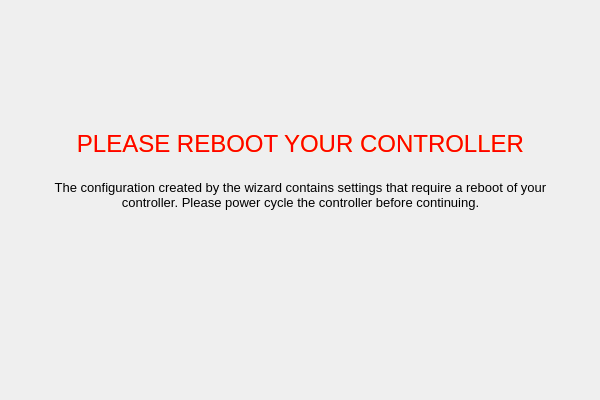
This is ground/openpilotgcs/src/plugins/setupwizard/pages/rebootpage.ui in openpilot/OpenPilot as Qt 5 draws it before an edit. The edited form follows.
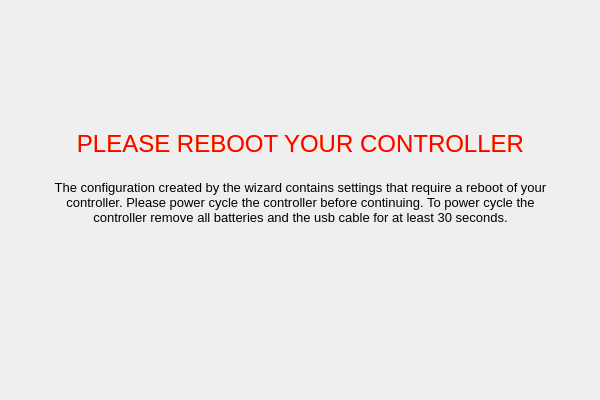
This is the edited form.

Commit message: OP-39 Changed to one single wizard button on the welcome page. KISS :)

```diff
--- a/ground/openpilotgcs/src/plugins/setupwizard/pages/rebootpage.ui
+++ b/ground/openpilotgcs/src/plugins/setupwizard/pages/rebootpage.ui
@@ -42,7 +42,7 @@
      <x>50</x>
      <y>180</y>
      <width>501</width>
-     <height>61</height>
+     <height>71</height>
     </rect>
    </property>
    <property name="text">
@@ -50,7 +50,7 @@
 &lt;html&gt;&lt;head&gt;&lt;meta name=&quot;qrichtext&quot; content=&quot;1&quot; /&gt;&lt;style type=&quot;text/css&quot;&gt;
 p, li { white-space: pre-wrap; }
 &lt;/style&gt;&lt;/head&gt;&lt;body style=&quot; font-family:'MS Shell Dlg 2'; font-size:8pt; font-weight:400; font-style:normal;&quot;&gt;
-&lt;p align=&quot;center&quot; style=&quot; margin-top:0px; margin-bottom:0px; margin-left:0px; margin-right:0px; -qt-block-indent:0; text-indent:0px;&quot;&gt;&lt;span style=&quot; font-size:10pt; color:#000000;&quot;&gt;The configuration created by the wizard contains settings that require a reboot of your controller. Please power cycle the controller before continuing.&lt;/span&gt;&lt;/p&gt;&lt;/body&gt;&lt;/html&gt;</string>
+&lt;p align=&quot;center&quot; style=&quot; margin-top:0px; margin-bottom:0px; margin-left:0px; margin-right:0px; -qt-block-indent:0; text-indent:0px;&quot;&gt;&lt;span style=&quot; font-size:10pt; color:#000000;&quot;&gt;The configuration created by the wizard contains settings that require a reboot of your controller. Please power cycle the controller before continuing. To power cycle the controller remove all batteries and the usb cable for at least 30 seconds.&lt;/span&gt;&lt;/p&gt;&lt;/body&gt;&lt;/html&gt;</string>
    </property>
    <property name="alignment">
     <set>Qt::AlignLeading|Qt::AlignLeft|Qt::AlignTop</set>
```
The commit also changes 4 other files.
